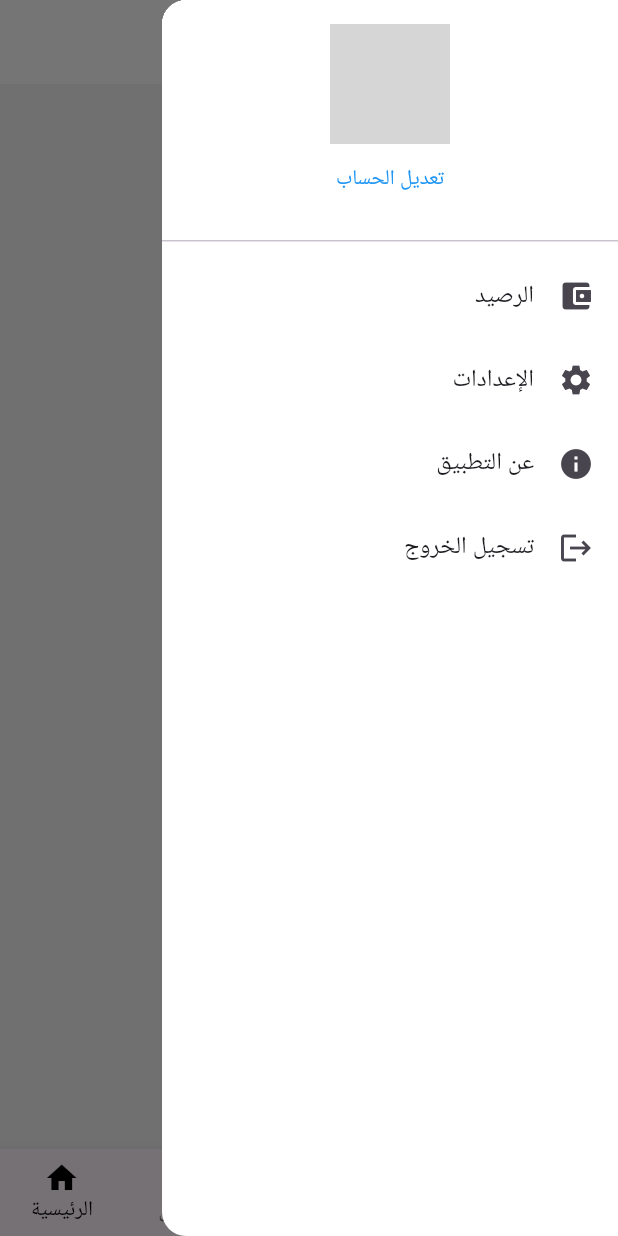
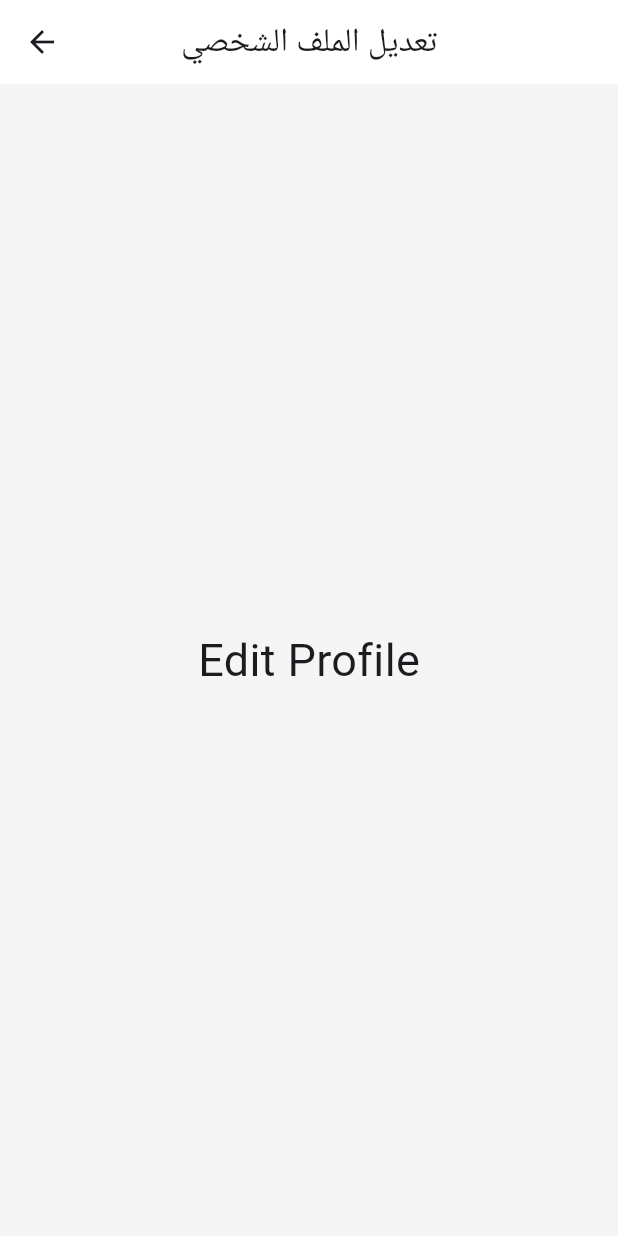
Before and after one commit to sherbeenyy/AlkottabTeacher, a Flutter app: the screen it shows once a user with an empty profile is signed in, in the side drawer, after a tap on "تعديل الحساب", on a phone screen of 412 x 824 dp. Run offline on Flutter 3.47's test engine with Material 3 defaults, Android fonts, the phone set to English and light mode, and no system bars; our stand-ins replace cloud_firestore, firebase_auth, firebase_core, image_picker; accounts and stored records are empty; grey boxes are pictures that could not be loaded.

Commit message:
edit profile placeholder page

```diff
--- /dev/null
+++ b/frontend/lib/pages/edit_profile.dart
@@ -0,0 +1,35 @@
+import 'package:flutter/material.dart';
+
+class EditProfile extends StatefulWidget {
+  const EditProfile({super.key});
+
+  @override
+  State<EditProfile> createState() => _EditProfileState();
+}
+
+class _EditProfileState extends State<EditProfile> {
+  @override
+  Widget build(BuildContext context) {
+    return Scaffold(
+      appBar: AppBar(
+        title: Text("تعديل الملف الشخصي"),
+        backgroundColor: Colors.white,
+        centerTitle: true,
+        automaticallyImplyLeading: true,
+      ),
+      body: Center(
+        child: Column(
+          mainAxisAlignment: MainAxisAlignment.center,
+          children: <Widget>[
+            Text(
+              "Edit Profile",
+              style: TextStyle(
+                fontSize: 30,
+              ),
+            ),
+          ],
+        ),
+      ),
+    );
+  }
+}
--- a/frontend/lib/pages/home_page.dart
+++ b/frontend/lib/pages/home_page.dart
@@ -1,6 +1,7 @@
 import 'package:flutter/material.dart';
 import 'package:frontend/services/authServices.dart';
 import 'login_page.dart';
+import 'edit_profile.dart';
 
 class HomePage extends StatefulWidget {
   const HomePage({super.key});
@@ -33,7 +34,7 @@ class _HomePageState extends State<HomePage> {
         title: Text('الصفحة الرئيسية'),
         backgroundColor: Colors.white,
         centerTitle: true,
-        automaticallyImplyLeading: false, // This removes the back arrow
+        automaticallyImplyLeading: false,
       ),
       endDrawer: Drawer(
         backgroundColor: Colors.white,
@@ -52,11 +53,16 @@ class _HomePageState extends State<HomePage> {
                     CircleAvatar(
                       radius: 40,
                       backgroundImage: AssetImage(
-                          './assets/img/teacher.png'), // Replace with actual profile picture
+                          './assets/img/teacher.png'),
                     ),
                     TextButton(
                       onPressed: () {
-                        // Navigate to edit account page
+                        Navigator.pop(context);
+                        Navigator.push(
+                          context,
+                            MaterialPageRoute(
+                                builder: (context) =>
+                                    EditProfile()));
                       },
                       child: Text(
                         'تعديل الحساب',
```
